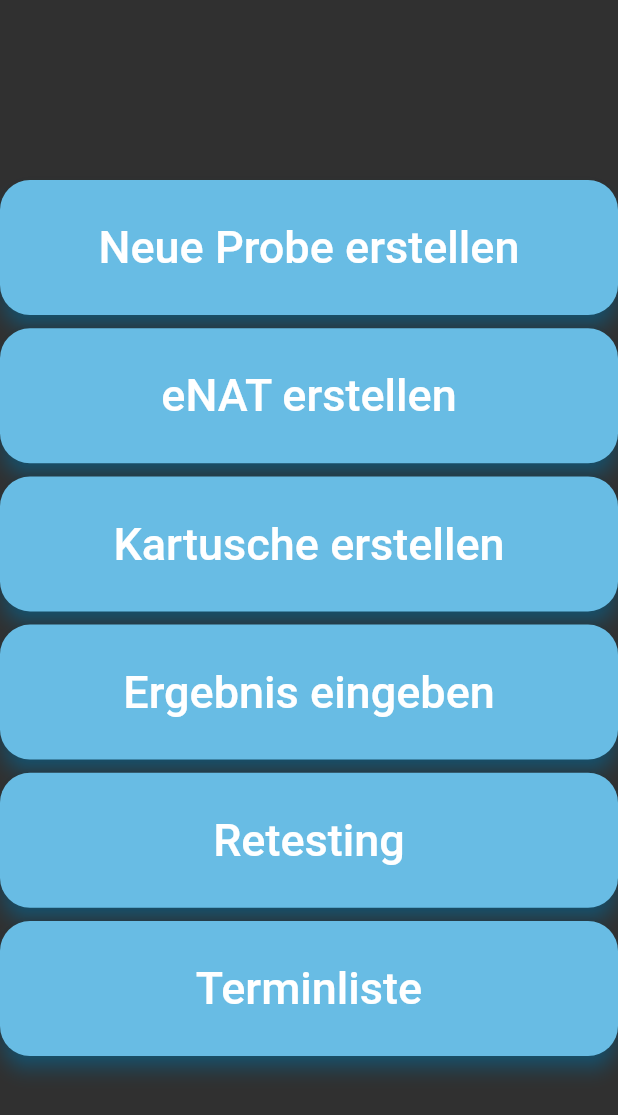
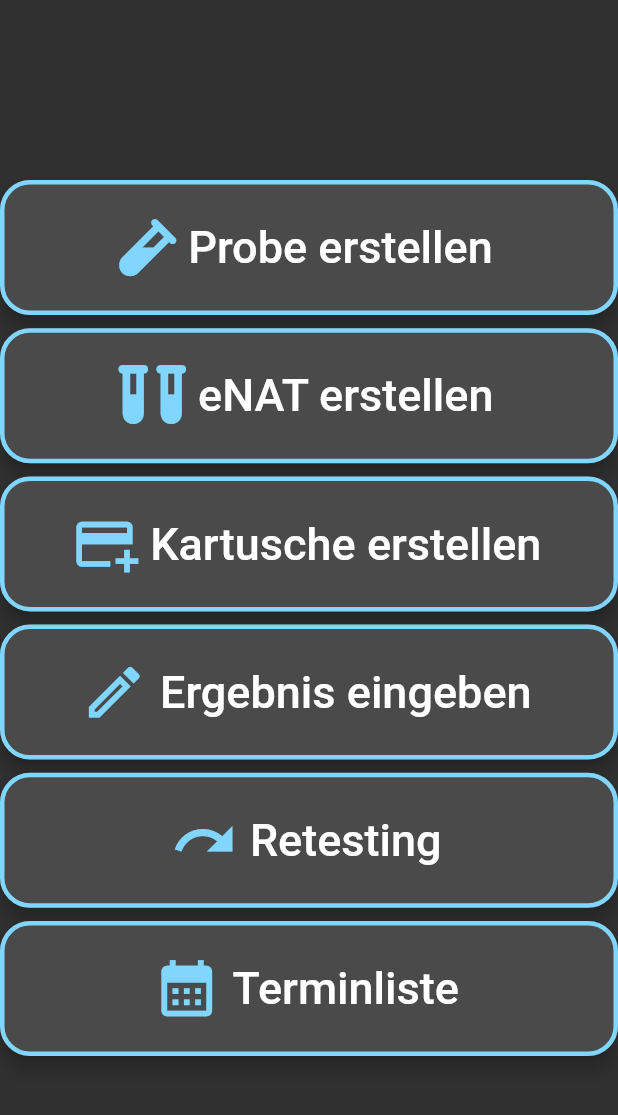
Before and after one commit to i-putak/testpersonal, a Flutter app: the screen it shows after launch, on a phone screen of 412 x 824 dp. Shown: the top 1115 px of the screen. Run offline on Flutter 3.47's test engine with Material 2 defaults, Android fonts, the phone set to English and light mode, and no system bars; our stand-ins replace font_awesome_flutter, page_transition, qr_flutter; missing offline and left inert: qr_code_scanner.

Commit message:
Style changes

```diff
--- a/lib/main.dart
+++ b/lib/main.dart
@@ -2,7 +2,7 @@ import 'dart:async';
 
 import 'package:flutter/material.dart';
 import 'package:page_transition/page_transition.dart';
-
+import 'package:font_awesome_flutter/font_awesome_flutter.dart';
 import 'package:testpersonal/screen/ergebnis_eingeben.dart';
 import 'package:testpersonal/screen/retesting.dart';
 import 'package:testpersonal/screen/scanner_onetime.dart';
@@ -22,30 +22,35 @@ class MyApp extends StatelessWidget {
     return MaterialApp(
         title: 'Testpersonal-Ansicht',
         theme: ThemeData.dark().copyWith(
-            primaryColor: Color.fromARGB(255, 104, 188, 228),
-            accentColor: Color.fromARGB(255, 202, 67, 57),
+            primaryColor: Color.fromARGB(255, 128, 214, 255),
+            //accentColor: Color.fromARGB(255, 202, 67, 57),
             buttonTheme: ButtonTheme.of(context).copyWith(
-                buttonColor: Colors.lightBlueAccent,
-                textTheme: ButtonTextTheme.primary,
+                textTheme: ButtonTextTheme.accent,
+                colorScheme: Theme.of(context)
+                    .colorScheme
+                    .copyWith(secondary: Color.fromARGB(255, 128, 214, 255)),
                 shape: RoundedRectangleBorder(
                     borderRadius: BorderRadius.circular(10.0))),
             elevatedButtonTheme: ElevatedButtonThemeData(
                 style: ElevatedButton.styleFrom(
-              primary: Color.fromARGB(255, 104, 188, 228),
-              shadowColor: Color.fromARGB(255, 0, 174, 255),
+              primary: Color.fromARGB(255, 74, 74, 74),
               elevation: 5,
+              side: BorderSide(
+                color: Color.fromARGB(255, 128, 214, 255),
+                width: 3.0,
+              ),
               shape: RoundedRectangleBorder(
                   borderRadius: BorderRadius.circular(20.0)),
               minimumSize: Size(600, 90),
               maximumSize: Size(600, 90),
               textStyle: TextStyle(
-                  color: Colors.black,
+                  color: Color.fromARGB(255, 128, 214, 255),
                   fontSize: 30,
                   fontWeight: FontWeight.w500),
             )),
             textTheme: TextTheme(
               displayMedium: TextStyle(
-                color: Colors.white,
+                color: Color.fromARGB(255, 128, 214, 255),
                 fontSize: 20,
               ),
             )),
@@ -70,7 +75,7 @@ class _MyHomePageState extends State<MyHomePage> {
         children: <Widget>[
           Container(
             padding: EdgeInsets.only(top: 120),
-            child: ElevatedButton(
+            child: ElevatedButton.icon(
               onPressed: () {
                 Navigator.push(
                   context,
@@ -80,11 +85,17 @@ class _MyHomePageState extends State<MyHomePage> {
                   // )
                 );
               },
-              child: const Text('Neue Probe erstellen'),
+              icon: FaIcon(
+                // <-- Icon
+                FontAwesomeIcons.vial,
+                size: 38.0,
+                color: Color.fromARGB(255, 128, 214, 255),
+              ),
+              label: Text('Probe erstellen'), // <-- Text
             ),
           ),
           Container(
-            child: ElevatedButton(
+            child: ElevatedButton.icon(
               onPressed: () {
                 Navigator.pushAndRemoveUntil(
                     context,
@@ -94,11 +105,18 @@ class _MyHomePageState extends State<MyHomePage> {
                     (route) => false
                     // )
                     );
+                /* icon: Icon(Icons.save),  //icon data for elevated button
+                label: Text("Elevated Button with Icon"), */
               },
-              child: const Text('eNAT erstellen'),
+              icon: FaIcon(
+                  // <-- Icon
+                  FontAwesomeIcons.vials,
+                  size: 45.0,
+                  color: Color.fromARGB(255, 128, 214, 255)),
+              label: Text('eNAT erstellen'), // <-- Text
             ),
           ),
-          ElevatedButton(
+          ElevatedButton.icon(
             onPressed: () {
               Navigator.pushAndRemoveUntil(
                   context,
@@ -109,9 +127,14 @@ class _MyHomePageState extends State<MyHomePage> {
                   // )
                   );
             },
-            child: const Text('Kartusche erstellen'),
+            icon: Icon(
+                // <-- Icon
+                Icons.add_card,
+                size: 45.0,
+                color: Color.fromARGB(255, 128, 214, 255)),
+            label: Text('Kartusche erstellen'), // <-- Text
           ),
-          ElevatedButton(
+          ElevatedButton.icon(
             onPressed: () {
               Navigator.pushAndRemoveUntil(
                 context,
@@ -122,9 +145,14 @@ class _MyHomePageState extends State<MyHomePage> {
                 // )
               );
             },
-            child: const Text('Ergebnis eingeben'),
+            icon: Icon(
+                // <-- Icon
+                Icons.create_outlined,
+                size: 45.0,
+                color: Color.fromARGB(255, 128, 214, 255)),
+            label: Text('Ergebnis eingeben'), // <-- Text
           ),
-          ElevatedButton(
+          ElevatedButton.icon(
             onPressed: () {
               Navigator.pushAndRemoveUntil(
                 context,
@@ -135,11 +163,16 @@ class _MyHomePageState extends State<MyHomePage> {
                 // )
               );
             },
-              child: const Text('Retesting'),
+            icon: Icon(
+                // <-- Icon
+                Icons.redo,
+                size: 45.0,
+                color: Color.fromARGB(255, 128, 214, 255)),
+            label: Text('Retesting'), // <-- Text
           ),
           Container(
             padding: EdgeInsets.only(bottom: 120),
-              child: ElevatedButton(
+            child: ElevatedButton.icon(
               onPressed: () {
                 Navigator.push(
                   context,
@@ -149,7 +182,12 @@ class _MyHomePageState extends State<MyHomePage> {
                   // )
                 );
               },
-                child: const Text('Terminliste'),
+              icon: Icon(
+                  // <-- Icon
+                  Icons.calendar_month,
+                  size: 45.0,
+                  color: Color.fromARGB(255, 128, 214, 255)),
+              label: Text('Terminliste'), // <-- Text
             ),
           ),
         ],
--- a/lib/screen/scanner_onetime.dart
+++ b/lib/screen/scanner_onetime.dart
@@ -35,10 +35,6 @@ Future<int> _createProbe(int terminId) async {
     throw Exception('Probe konnte nicht angelegt werden');
   }
 }
-
-
-
-
 
 class QRViewExample extends StatefulWidget {
   QRViewExample({Key? key, required this.type}) : super(key: key);
@@ -175,7 +171,6 @@ class _QRViewExampleState extends State<QRViewExample> {
                             type: PageTransitionType.rightToLeft),
                         (route) => false)
                   });
-
             } else if (qrType[0] == 'P') {
               pop_up(context, 'P', 'Kartusche', 1, 1);
             } else if (qrType[0] == 'E') {
--- a/lib/screen/schedules.dart
+++ b/lib/screen/schedules.dart
@@ -11,7 +11,7 @@ class ViewSchedule extends StatelessWidget {
     return Scaffold(
         appBar: AppBar(
           backgroundColor: Theme.of(context).primaryColor,
-        title: Text('Termineinübersicht',style: TextStyle(fontSize: 25)),
+          title: Text('Termineinübersicht', style: TextStyle(fontSize: 25)),
         ),
         body: Column(
           mainAxisAlignment: MainAxisAlignment.spaceBetween,
@@ -22,48 +22,43 @@ class ViewSchedule extends StatelessWidget {
                 mainAxisAlignment: MainAxisAlignment.spaceBetween,
                 children: [
                   Container(
-              padding:EdgeInsets.only(left: 80),
-              child: Text('Terminslot',
-              style: TextStyle(fontSize: 27,
+                      padding: EdgeInsets.only(left: 80),
+                      child: Text(
+                        'Terminslot',
+                        style: TextStyle(
+                            fontSize: 27,
                             fontWeight: FontWeight.bold,
-              color: Theme.of(context).primaryColor),)),
+                            color: Theme.of(context).primaryColor),
+                      )),
                   Container(
-              padding:EdgeInsets.only(right: 80),
+                      padding: EdgeInsets.only(right: 80),
                       child: Text('Anzahl der \ngebuchten Plätze',
-              style: TextStyle(fontSize: 27,
+                          style: TextStyle(
+                              fontSize: 27,
                               fontWeight: FontWeight.bold,
                               color: Theme.of(context).primaryColor),
                           textAlign: TextAlign.right)),
-          ],),
+                ],
               ),
-
-        for(int i = 10; i < 17; i++)
-          Row(
-            mainAxisAlignment: MainAxisAlignment.spaceBetween,
-            children: [
+            ),
+            for (int i = 10; i < 17; i++)
+              Row(mainAxisAlignment: MainAxisAlignment.spaceBetween, children: [
                 Container(
                   padding: EdgeInsets.only(left: 80),
                   child: Text('${i}' + ':00 - ' + '${i}' + ':30',
-                style: TextStyle(
-                  fontSize: 23
-                )),
+                      style: TextStyle(fontSize: 23)),
                 ),
                 Container(
-                padding:EdgeInsets.only(right: 80),
-                child: Text('15',
-                style: TextStyle(
-                  fontSize: 23)
-                ),
+                  padding: EdgeInsets.only(right: 80),
+                  child: Text('15', style: TextStyle(fontSize: 23)),
                 ),
               ]),
-
             Container(
               padding: EdgeInsets.only(bottom: 50, top: 200),
               child: ElevatedButton(
-
                 style: ElevatedButton.styleFrom(
-                      minimumSize: Size(700,90),
-                      maximumSize: Size(700,90),
+                  minimumSize: Size(700, 90),
+                  maximumSize: Size(700, 90),
                 ),
                 onPressed: () {
                   Navigator.pushAndRemoveUntil(
@@ -71,16 +66,12 @@ class ViewSchedule extends StatelessWidget {
                       PageTransition(
                           child: MyHomePage(),
                           type: PageTransitionType.rightToLeft),
-                    (route) => false
-              );
+                      (route) => false);
                 },
-            child: Text('Zum Startbildsachirm'),
+                child: Text('Zum Startbildschirm'),
               ),
             )
-
-
-
-      ],)
-    );
+          ],
+        ));
   }
 }
--- a/lib/screen/termin_info_checker_screen.dart
+++ b/lib/screen/termin_info_checker_screen.dart
@@ -11,9 +11,9 @@ import './qr_generator_screen.dart';
 import '../main.dart';
 
 class TerminInfoChecker extends StatelessWidget {
-
   Future<int> _createProbe(int terminId) async {
     var uri =
+        //Pfad ändern
         Uri.http('10.0.2.2:8080', '/api/createProbe/' + terminId.toString());
 
     http.Response response = await http.post(
@@ -31,36 +31,38 @@ class TerminInfoChecker extends StatelessWidget {
     }
   }
 
-
-  const TerminInfoChecker({ Key? key, required this.appointment, required this.user }) : super(key: key);
+  const TerminInfoChecker(
+      {Key? key, required this.appointment, required this.user})
+      : super(key: key);
 
   final AppointmentDetails appointment;
   final User user;
 
   @override
   Widget build(BuildContext context) {
-
     return Scaffold(
         appBar: AppBar(
           backgroundColor: Theme.of(context).primaryColor,
           title: Text('Probe anlegen', style: TextStyle(fontSize: 25)),
-        actions: <Widget> [
-          IconButton(onPressed: () {
-
-          }, icon: Icon(Icons.help))
+          actions: <Widget>[
+            IconButton(onPressed: () {}, icon: Icon(Icons.help))
           ],
         ),
         body: Column(
             //crossAxisAlignment: CrossAxisAlignment.center,
             mainAxisAlignment: MainAxisAlignment.spaceBetween,
-        children: <Widget> [
+            children: <Widget>[
               Column(
                 crossAxisAlignment: CrossAxisAlignment.start,
                 mainAxisAlignment: MainAxisAlignment.spaceBetween,
                 children: <Widget>[
                   Container(
-              padding: EdgeInsets.only(left: 60, top: 50, bottom: 20, right: 60),
-              child: Text('Termin: ' + '${DateFormat('dd.MM.yyyy HH:mm').format(appointment.datum)}' + ' Uhr',
+                    padding: EdgeInsets.only(
+                        left: 60, top: 50, bottom: 20, right: 60),
+                    child: Text(
+                        'Termin: ' +
+                            '${DateFormat('dd.MM.yyyy HH:mm').format(appointment.datum)}' +
+                            ' Uhr',
                         style: TextStyle(
                           color: Theme.of(context).primaryColor,
                           fontWeight: FontWeight.bold,
@@ -68,73 +70,94 @@ class TerminInfoChecker extends StatelessWidget {
                         )),
                   ),
                   Container(
-              padding: EdgeInsets.only(left: 60, top: 20, bottom: 200, right: 60),
-              child: const Text('Überprüfen Sie bitte die Teilnehmerdaten anhand eines Lichbildausweises:',
+                      padding: EdgeInsets.only(
+                          left: 60, top: 20, bottom: 200, right: 60),
+                      child: const Text(
+                          'Überprüfen Sie bitte die Teilnehmerdaten anhand eines Lichbildausweises:',
                           style: TextStyle(
                             color: Colors.white,
                             fontSize: 28,
-                ))
-            ),
+                          ))),
                   Row(
                     mainAxisAlignment: MainAxisAlignment.center,
                     children: [
-                  const Spacer(flex: 3,),
+                      const Spacer(
+                        flex: 3,
+                      ),
                       Column(
                         crossAxisAlignment: CrossAxisAlignment.start,
                         children: const [
-                      Text("Termin ID:",style: TextStyle(fontSize: 28)),
-                      Text("Name:",style: TextStyle(fontSize: 28)),
-                      Text("Vorname:",style: TextStyle(fontSize: 28)),
-                      Text("Geburtsdatum:",style: TextStyle(fontSize: 28)),
-                      Text("Email:",style: TextStyle(fontSize: 28)),
-                      Text("Tel.-Nr:",style: TextStyle(fontSize: 28)),
-                      Text("Klasse:",style: TextStyle(fontSize: 28)),
+                          Text("Termin ID:  ", style: TextStyle(fontSize: 28)),
+                          Text("Name: ", style: TextStyle(fontSize: 28)),
+                          Text("Vorname:  ", style: TextStyle(fontSize: 28)),
+                          Text("Geburtsdatum: ",
+                              style: TextStyle(fontSize: 28)),
+                          Text(
+                            "Email:  ",
+                            style: TextStyle(
+                              fontSize: 28,
+                              fontWeight: FontWeight.bold,
+                            ),
+                          ),
+                          Text("Tel.-Nr:  ", style: TextStyle(fontSize: 28)),
+                          Text("Klasse: ", style: TextStyle(fontSize: 28)),
                         ],
                       ),
-                  const Spacer(flex: 1,),
+                      const Spacer(
+                        flex: 1,
+                      ),
                       Column(
                         crossAxisAlignment: CrossAxisAlignment.start,
                         children: [
-                      Text("${appointment.appointmentId}",style: TextStyle(fontSize: 28)),
-                      Text(user.name,style: TextStyle(fontSize: 28)),
-                      Text(user.vorname,style: TextStyle(fontSize: 28)),
-                      Text(DateFormat('dd.MM.yyyy').format(user.geburtsdatum),style: TextStyle(fontSize: 28)),
-                      Text(user.email,style: TextStyle(fontSize: 28)),
-                      Text(user.telefonnummer,style: TextStyle(fontSize: 28)),
-                      Text(user.klasse,style: TextStyle(fontSize: 28)),
+                          Text("${appointment.appointmentId}",
+                              style: TextStyle(fontSize: 28)),
+                          Text(user.name, style: TextStyle(fontSize: 28)),
+                          Text(user.vorname, style: TextStyle(fontSize: 28)),
+                          Text(
+                              DateFormat('dd.MM.yyyy')
+                                  .format(user.geburtsdatum),
+                              style: TextStyle(fontSize: 28)),
+                          Text(user.email, style: TextStyle(fontSize: 28)),
+                          Text(user.telefonnummer,
+                              style: TextStyle(fontSize: 28)),
+                          Text(user.klasse, style: TextStyle(fontSize: 28)),
                         ],
                       ),
-                  const Spacer(flex: 3,),
+                      const Spacer(
+                        flex: 3,
+                      ),
                     ],
                   ),
-
-          ],),
-
-
-
-          Column(children: [
+                ],
+              ),
+              Column(
+                children: [
                   Container(
-              padding: EdgeInsets.only(left: 30, right:30, top:20, bottom: 10),
+                    padding: EdgeInsets.only(
+                        left: 30, right: 30, top: 20, bottom: 10),
                     child: ElevatedButton(
                         style: ElevatedButton.styleFrom(),
-
                         onPressed: () {
-                  _createProbe(appointment.appointmentId).then((fetechedProbenId) =>{
+                          _createProbe(appointment.appointmentId)
+                              .then((fetechedProbenId) => {
                                     Navigator.pushAndRemoveUntil(
                                         context,
                                         PageTransition(
-                            child: QrGenerator(id: fetechedProbenId, type: 'probe'),
-                            type: PageTransitionType.rightToLeft),
+                                            child: QrGenerator(
+                                                id: fetechedProbenId,
+                                                type: 'probe'),
+                                            type:
+                                                PageTransitionType.rightToLeft),
                                         (route) => false
                                         // )
                                         )
                                   });
                         },
-                child: Text('Bestätigen')
-              ),
+                        child: Text('Bestätigen')),
                   ),
                   Container(
-              padding: EdgeInsets.only(left: 30, right:30, top:10, bottom: 50),
+                    padding: EdgeInsets.only(
+                        left: 30, right: 30, top: 10, bottom: 50),
                     child: ElevatedButton(
                         style: ElevatedButton.styleFrom(
                           primary: Color.fromARGB(255, 228, 227, 227),
@@ -145,20 +168,16 @@ class TerminInfoChecker extends StatelessWidget {
                               PageTransition(
                                   child: MyHomePage(),
                                   type: PageTransitionType.rightToLeft),
-                    (route) => false
-                  );
+                              (route) => false);
                         },
                         child: Text('Abbrechen',
                             style: TextStyle(
                                 color: Colors.black,
                                 fontSize: 30,
-                  fontWeight: FontWeight.bold
-                ))
-              ),
+                                fontWeight: FontWeight.bold))),
                   ),
                 ],
-        )]
               )
-    );
+            ]));
   }
 }
--- a/pubspec.yaml
+++ b/pubspec.yaml
@@ -33,12 +33,14 @@ dependencies:
   quiver: ^3.1.0
 
 
+
   # The following adds the Cupertino Icons font to your application.
   # Use with the CupertinoIcons class for iOS style icons.
   cupertino_icons: ^1.0.2
   page_transition: ^2.0.5
   qr_flutter: ^4.0.0
   http: any
+  font_awesome_flutter: ^10.1.0
 
 dev_dependencies:
   flutter_test:
```
Also changed, not shown: lib/screen/retesting.dart (+19 -38 lines), pubspec.lock. Lines whose indentation alone changed are shown as unchanged.
